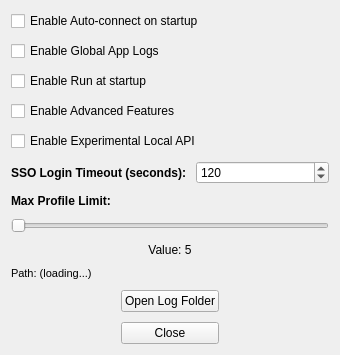
Old version of the form pygui/dialogs/settings.ui in the repository Arean82/Tailscale-Headscale-Client.
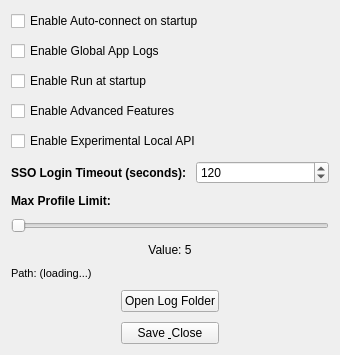
New version of the form.

Patch:
```diff
--- a/pygui/dialogs/settings.ui
+++ b/pygui/dialogs/settings.ui
@@ -187,7 +187,7 @@
        <item row="1" column="2">
         <widget class="QPushButton" name="btnClose">
          <property name="text">
-          <string>Close</string>
+          <string>Save &amp; Close</string>
          </property>
         </widget>
        </item>
```
